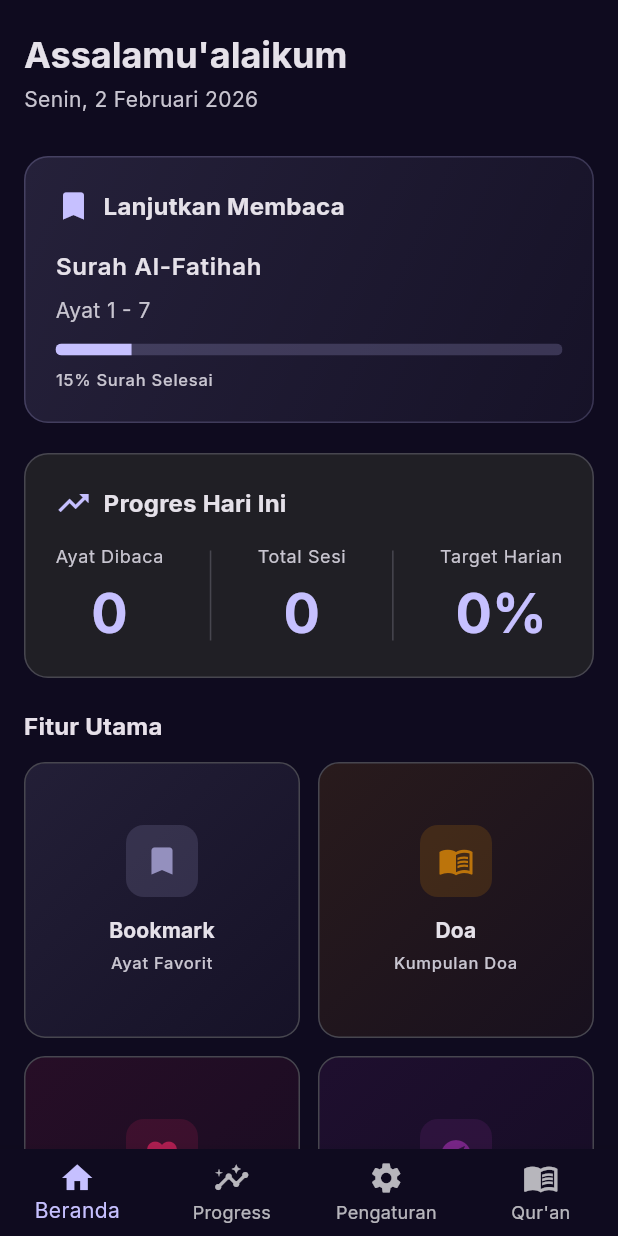
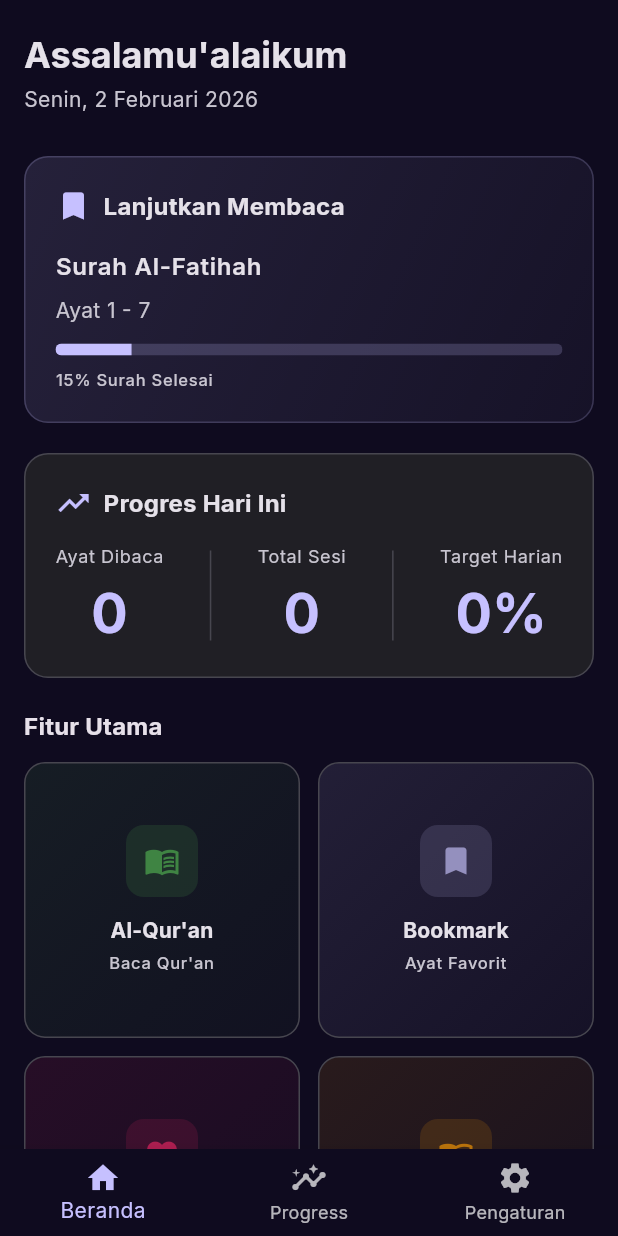
Before and after one commit to babanmisbahudin/iqran, a Flutter app: the screen it shows after launch, on a phone screen of 412 x 824 dp. Run offline on Flutter 3.47's test engine with Material 3 defaults, Android fonts, the phone set to English and light mode, and no system bars; our stand-ins replace connectivity_plus, flutter_compass, font_awesome_flutter, geolocator, google_fonts, just_audio and 3 more; accounts and stored records are empty.

Commit message:
Restructure navigation - move Qur'an to homepage feature card
- Change bottom navigation from 4 tabs to 3 tabs:
  * Beranda (Home)
  * Progress
  * Pengaturan (Settings)

- Remove Qur'an from bottom navigation bar
- Add Qur'an as feature card in homepage feature grid
  * Now homepage has 5 feature cards in 2x3 grid:
    - Al-Qur'an (green) - Baca Qur'an
    - Bookmark (primary) - Ayat Favorit
    - Puasa (pink) - Puasa Ramadhan
    - Doa (orange) - Kumpulan Doa
    - Kiblat (purple) - Arah Kiblat

- Cleaner navigation with focus on homepage as main hub
- All features accessible from feature cards on homepage

Co-Authored-By: Claude Haiku 4.5 <noreply@anthropic.com>

```diff
--- a/lib/app/main_navigation.dart
+++ b/lib/app/main_navigation.dart
@@ -2,7 +2,6 @@ import 'package:flutter/material.dart';
 import '../pages/home/home_page.dart';
 import '../pages/progress/progress_page.dart';
 import '../pages/settings/settings_page.dart';
-import '../pages/quran/surah_list_page.dart';
 
 class MainNavigation extends StatefulWidget {
   final bool isDark;
@@ -36,7 +35,6 @@ class _MainNavigationState extends State<MainNavigation> {
         onTheme: widget.onTheme,
         onFont: widget.onFont,
       ),
-      SurahListPage(fontSize: widget.fontSize),
     ];
 
     return Scaffold(
@@ -67,7 +65,6 @@ class _MainNavigationState extends State<MainNavigation> {
           BottomNavigationBarItem(icon: Icon(Icons.home), label: 'Beranda'),
           BottomNavigationBarItem(icon: Icon(Icons.insights), label: 'Progress'),
           BottomNavigationBarItem(icon: Icon(Icons.settings), label: 'Pengaturan'),
-          BottomNavigationBarItem(icon: Icon(Icons.menu_book), label: "Qur'an"),
         ],
       ),
     );
--- a/lib/pages/home/home_page.dart
+++ b/lib/pages/home/home_page.dart
@@ -1,5 +1,6 @@
 import 'package:flutter/material.dart';
 import 'package:intl/intl.dart';
+import '../quran/surah_list_page.dart';
 import '../qibla/qibla_page.dart';
 import '../ibadah/ibadah_page.dart';
 import '../bookmark/bookmark_page.dart';
@@ -111,6 +112,20 @@ class _HomePageState extends State<HomePage> {
                   childAspectRatio: 1.0,
                   children: [
                     FeatureCard(
+                      icon: Icons.menu_book,
+                      title: 'Al-Qur\'an',
+                      description: 'Baca Qur\'an',
+                      gradientColor: Color.lerp(
+                        Colors.green,
+                        cs.surfaceContainer,
+                        0.3,
+                      )!,
+                      onTap: () => _navigateToPage(
+                        context,
+                        SurahListPage(fontSize: 16),
+                      ),
+                    ),
+                    FeatureCard(
                       icon: Icons.bookmark,
                       title: 'Bookmark',
                       description: 'Ayat Favorit',
@@ -123,11 +138,11 @@ class _HomePageState extends State<HomePage> {
                           _navigateToPage(context, const BookmarkPage()),
                     ),
                     FeatureCard(
-                      icon: Icons.menu_book,
-                      title: 'Doa',
-                      description: 'Kumpulan Doa',
+                      icon: Icons.favorite,
+                      title: 'Puasa',
+                      description: 'Puasa Ramadhan',
                       gradientColor: Color.lerp(
-                        Colors.orange,
+                        Colors.pink,
                         cs.surfaceContainer,
                         0.3,
                       )!,
@@ -135,11 +150,11 @@ class _HomePageState extends State<HomePage> {
                           _navigateToPage(context, const IbadahPage()),
                     ),
                     FeatureCard(
-                      icon: Icons.favorite,
-                      title: 'Puasa',
-                      description: 'Puasa Ramadhan',
+                      icon: Icons.menu_book,
+                      title: 'Doa',
+                      description: 'Kumpulan Doa',
                       gradientColor: Color.lerp(
-                        Colors.pink,
+                        Colors.orange,
                         cs.surfaceContainer,
                         0.3,
                       )!,
```
